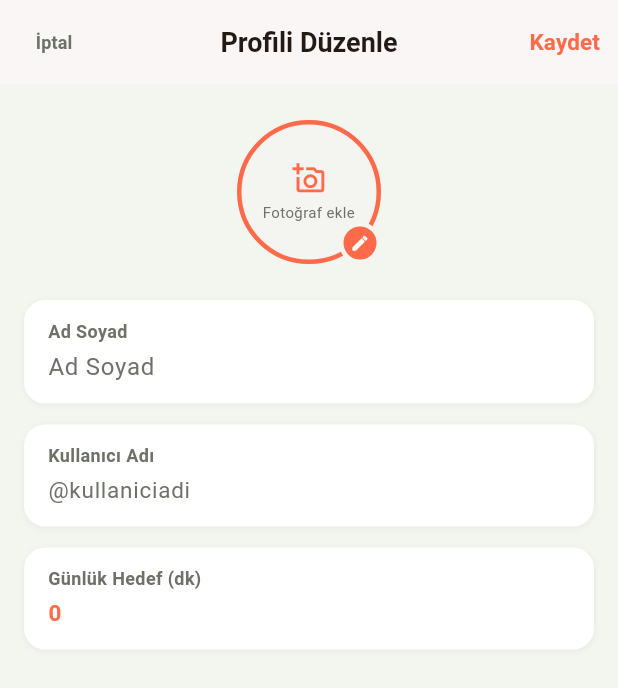
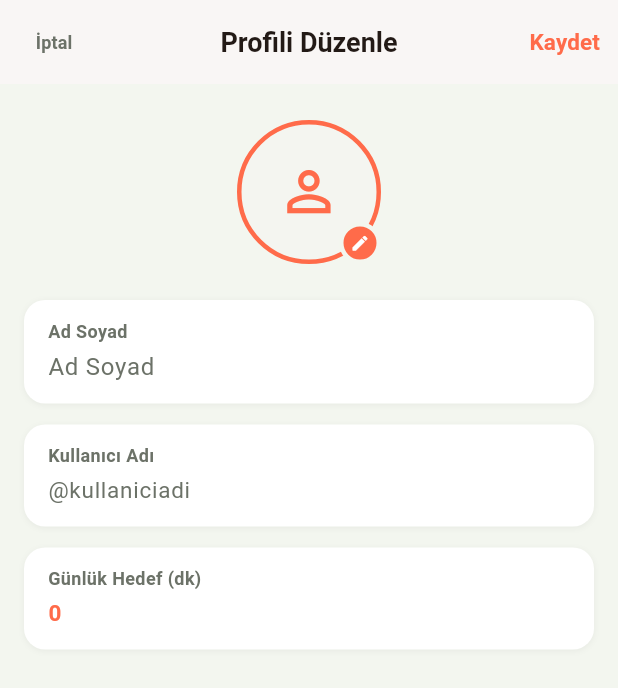
Before and after one commit to zeymeltem/Misel, a Flutter app: the EditProfileScreen screen opened directly, on a phone screen of 412 x 824 dp. Shown: the top 688 px of the screen. Run offline on Flutter 3.47's test engine with Material 3 defaults, Android fonts, the phone set to English and light mode, and no system bars; our stand-ins replace cloud_firestore, firebase_auth, firebase_core, flutter_local_notifications, flutter_riverpod, google_sign_in and 2 more; accounts and stored records are empty.

Commit message:
feat: profil fotografini calisir hale getir, sadece Duzenle'de
'Fotoğraf ekle' daveti profil goruntuleme ekraninda (ProfileHeader)
kaldirildi - orasi salt goruntuleme, tiklamaniyordu zaten. Foto
yukleme sadece EditProfileScreen'de yasiyor artik ve gercekten
calisiyor:

- image_picker ile galeriden secim (400x400'e kucultup %70 kalitede
  sikistiriyor)
- Firebase Storage kullanilmadi (Ekim 2024'ten beri acmak Blaze
  planina/odeme yontemine bagli) - kucultulmus goruntu base64 olarak
  dogrudan kullanici Firestore dokumaninda tutuluyor (UserStats.photoBase64)
- Secim aninda kaydediliyor, ayri 'Kaydet'e basmaya gerek yok
- ProfilePhotoPlaceholder foto varsa Image.memory ile gosteriyor,
  yoksa notr bir kisi ikonu (eskiden her yerde 'ekle' yaziyordu)

Playwright ile uctan uca dogrulandi: galeriden dosya sec -> kucult ->
base64 -> Firestore yazimi -> Duzenle ekraninda aninda goruntulenme.

Co-Authored-By: Claude Fable 5 <noreply@anthropic.com>

```diff
--- a/lib/data/models/user_stats.dart
+++ b/lib/data/models/user_stats.dart
@@ -17,6 +17,7 @@ class UserStats {
   final int dailyReminderHour;
   final int dailyReminderMinute;
   final bool hasSeenOnboarding;
+  final String? photoBase64;
 
   const UserStats({
     this.displayName,
@@ -34,6 +35,7 @@ class UserStats {
     this.dailyReminderHour = 20,
     this.dailyReminderMinute = 0,
     this.hasSeenOnboarding = false,
+    this.photoBase64,
   });
 
   factory UserStats.fromFirestore(DocumentSnapshot<Map<String, dynamic>> doc) {
@@ -55,6 +57,7 @@ class UserStats {
       dailyReminderHour: data['dailyReminderHour'] as int? ?? 20,
       dailyReminderMinute: data['dailyReminderMinute'] as int? ?? 0,
       hasSeenOnboarding: data['hasSeenOnboarding'] as bool? ?? false,
+      photoBase64: data['photoBase64'] as String?,
     );
   }
 
@@ -74,6 +77,7 @@ class UserStats {
         'dailyReminderHour': dailyReminderHour,
         'dailyReminderMinute': dailyReminderMinute,
         'hasSeenOnboarding': hasSeenOnboarding,
+        'photoBase64': photoBase64,
       };
 
   UserStats copyWith({
@@ -92,6 +96,7 @@ class UserStats {
     int? dailyReminderHour,
     int? dailyReminderMinute,
     bool? hasSeenOnboarding,
+    String? photoBase64,
   }) {
     return UserStats(
       displayName: displayName ?? this.displayName,
@@ -109,6 +114,7 @@ class UserStats {
       dailyReminderHour: dailyReminderHour ?? this.dailyReminderHour,
       dailyReminderMinute: dailyReminderMinute ?? this.dailyReminderMinute,
       hasSeenOnboarding: hasSeenOnboarding ?? this.hasSeenOnboarding,
+      photoBase64: photoBase64 ?? this.photoBase64,
     );
   }
 }
--- a/lib/screens/profile/edit_profile_screen.dart
+++ b/lib/screens/profile/edit_profile_screen.dart
@@ -1,5 +1,9 @@
+import 'dart:convert';
+import 'dart:typed_data';
+
 import 'package:flutter/material.dart';
 import 'package:flutter_riverpod/flutter_riverpod.dart';
+import 'package:image_picker/image_picker.dart';
 
 import '../../providers/economy_provider.dart';
 import '../../providers/stats_provider.dart';
@@ -20,6 +24,7 @@ class _EditProfileScreenState extends ConsumerState<EditProfileScreen> {
   late final TextEditingController _usernameController;
   late final TextEditingController _goalController;
   bool _initialized = false;
+  bool _uploadingPhoto = false;
 
   @override
   void initState() {
@@ -35,6 +40,35 @@ class _EditProfileScreenState extends ConsumerState<EditProfileScreen> {
     _usernameController.dispose();
     _goalController.dispose();
     super.dispose();
+  }
+
+  /// Galeriden seçtirir, 400x400'e küçültüp %70 kaliteyle sıkıştırır (image_picker
+  /// bunu seçim sırasında yapar), sonucu base64'e çevirip anında kaydeder.
+  /// Firebase Storage yerine Firestore'da metin olarak tutuluyor — bkz.
+  /// UserRepository.updateProfilePhoto.
+  Future<void> _pickAndUploadPhoto() async {
+    final XFile? picked = await ImagePicker().pickImage(
+      source: ImageSource.gallery,
+      maxWidth: 400,
+      maxHeight: 400,
+      imageQuality: 70,
+    );
+    if (picked == null || !mounted) return;
+
+    setState(() => _uploadingPhoto = true);
+    try {
+      final Uint8List bytes = await picked.readAsBytes();
+      final base64String = base64Encode(bytes);
+      await ref.read(profileNotifierProvider.notifier).updatePhoto(base64String);
+    } catch (e) {
+      if (mounted) {
+        ScaffoldMessenger.of(context).showSnackBar(
+          SnackBar(content: Text('Fotoğraf kaydedilemedi: $e')),
+        );
+      }
+    } finally {
+      if (mounted) setState(() => _uploadingPhoto = false);
+    }
   }
 
   Future<void> _save() async {
@@ -82,9 +116,27 @@ class _EditProfileScreenState extends ConsumerState<EditProfileScreen> {
         padding: const EdgeInsets.symmetric(horizontal: AppSizes.screenPadding, vertical: 24),
         child: Column(
           children: [
-            Stack(
+            GestureDetector(
+              onTap: _uploadingPhoto ? null : _pickAndUploadPhoto,
+              child: Stack(
                 children: [
-                const ProfilePhotoPlaceholder(),
+                  ProfilePhotoPlaceholder(photoBase64: stats?.photoBase64),
+                  if (_uploadingPhoto)
+                    Positioned.fill(
+                      child: DecoratedBox(
+                        decoration: BoxDecoration(
+                          shape: BoxShape.circle,
+                          color: Colors.black.withOpacity(0.35),
+                        ),
+                        child: const Center(
+                          child: SizedBox(
+                            width: 24,
+                            height: 24,
+                            child: CircularProgressIndicator(strokeWidth: 2, color: Colors.white),
+                          ),
+                        ),
+                      ),
+                    ),
                   Positioned(
                     bottom: 0,
                     right: 0,
@@ -101,6 +153,7 @@ class _EditProfileScreenState extends ConsumerState<EditProfileScreen> {
                     ),
                   ),
                 ],
+              ),
             ),
             const SizedBox(height: 24),
             _EditCard(
--- a/lib/widgets/profile_header.dart
+++ b/lib/widgets/profile_header.dart
@@ -28,7 +28,7 @@ class ProfileHeader extends ConsumerWidget {
           width: double.infinity,
           child: Column(
             children: [
-              const ProfilePhotoPlaceholder(),
+              ProfilePhotoPlaceholder(photoBase64: stats?.photoBase64),
               const SizedBox(height: 12),
               Text(name, style: AppTextStyles.profileName.copyWith(fontSize: 19)),
               if (username != null && username.isNotEmpty) ...[
--- a/lib/widgets/profile_photo_placeholder.dart
+++ b/lib/widgets/profile_photo_placeholder.dart
@@ -1,16 +1,22 @@
+import 'dart:convert';
+
 import 'package:flutter/material.dart';
 
 import '../theme/app_theme.dart';
 
-/// Fotoğraf yükleme henüz uygulanmadı; `assets/images` altına gerçek görsel
-/// eklendiğinde bu alan bir Image.asset ile değiştirilecek.
+/// Salt görüntüleme amaçlı avatar: [photoBase64] varsa gösterir, yoksa nötr
+/// bir kişi ikonu. "Fotoğraf ekle" daveti kasıtlı olarak burada değil —
+/// düzenleme eylemi sadece [EditProfileScreen]'de yaşar (bkz. o dosyadaki
+/// `_EditablePhotoAvatar`).
 class ProfilePhotoPlaceholder extends StatelessWidget {
   final double size;
+  final String? photoBase64;
 
-  const ProfilePhotoPlaceholder({super.key, this.size = AppSizes.avatarSize});
+  const ProfilePhotoPlaceholder({super.key, this.size = AppSizes.avatarSize, this.photoBase64});
 
   @override
   Widget build(BuildContext context) {
+    final hasPhoto = photoBase64 != null && photoBase64!.isNotEmpty;
     return Container(
       width: size,
       height: size,
@@ -19,19 +25,16 @@ class ProfilePhotoPlaceholder extends StatelessWidget {
         color: AppColors.statCardBg,
         border: Border.all(color: AppColors.streakText, width: 3),
       ),
+      clipBehavior: Clip.antiAlias,
       alignment: Alignment.center,
-      child: Column(
-        mainAxisSize: MainAxisSize.min,
-        children: [
-          Icon(Icons.add_a_photo_outlined, color: AppColors.streakText, size: size * 0.23),
-          const SizedBox(height: 4),
-          Text(
-            'Fotoğraf ekle',
-            textAlign: TextAlign.center,
-            style: AppTextStyles.legend.copyWith(fontSize: 10),
-          ),
-        ],
-      ),
+      child: hasPhoto
+          ? Image.memory(
+              base64Decode(photoBase64!),
+              width: size,
+              height: size,
+              fit: BoxFit.cover,
+            )
+          : Icon(Icons.person_outline, color: AppColors.streakText, size: size * 0.45),
     );
   }
 }
--- a/pubspec.yaml
+++ b/pubspec.yaml
@@ -44,6 +44,7 @@ dependencies:
   firebase_auth: ^6.4.0
   cloud_firestore: ^6.0.3
   google_sign_in: ^7.1.1
+  image_picker: ^1.1.2
 
 dev_dependencies:
   flutter_test:
```
Also changed, not shown: lib/data/user_repository.dart (+8 -0 lines), lib/providers/stats_provider.dart (+8 -0 lines), pubspec.lock, 2 other files. Lines whose indentation alone changed are shown as unchanged.
